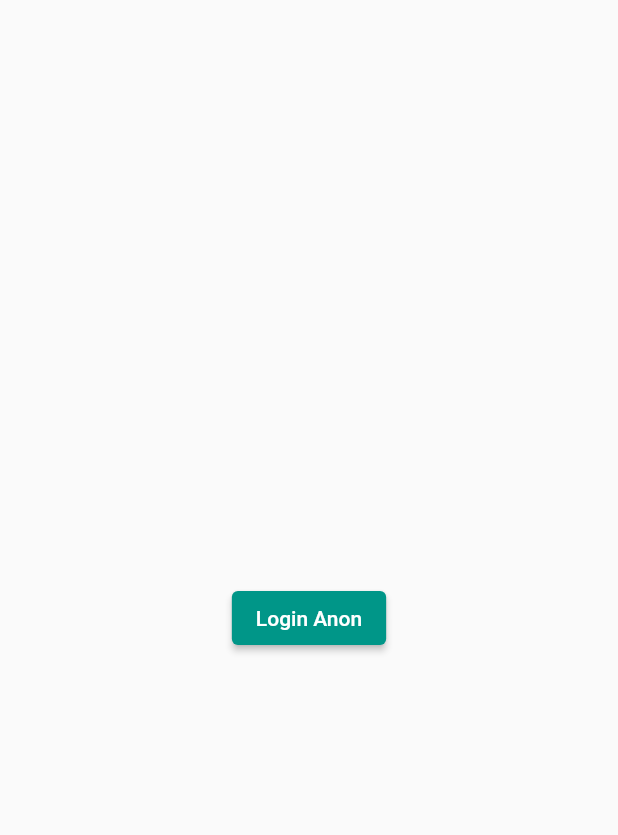
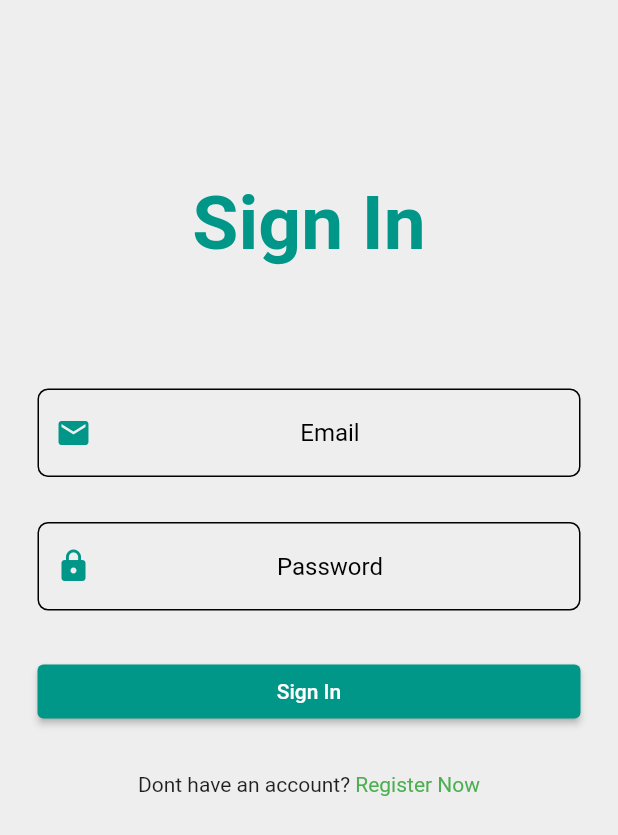
Before and after one commit to LLuque23/MAD-Homework3, a Flutter app: the screen it shows after launch, on a phone screen of 412 x 824 dp. Shown: the top 835 px of the screen. Run offline on Flutter 3.47's test engine with Material 2 defaults, Android fonts, the phone set to English and light mode, and no system bars; our stand-ins replace cloud_firestore, firebase_auth, firebase_core, font_awesome_flutter; accounts and stored records are empty.

Commit message:
Add constants.dart and snackbar.dart. Implement loginScreen

```diff
--- /dev/null
+++ b/lib/components/snackbar.dart
@@ -0,0 +1,17 @@
+import 'package:flutter/material.dart';
+
+void snackbar(BuildContext context, String alertContent, int time) {
+  ScaffoldMessenger.of(context).showSnackBar(
+    SnackBar(
+      backgroundColor: Colors.blueGrey,
+      content: Padding(
+        padding: const EdgeInsets.all(8.0),
+        child: Text(
+          alertContent,
+          textAlign: TextAlign.center,
+        ),
+      ),
+      duration: Duration(seconds: time),
+    ),
+  );
+}
--- /dev/null
+++ b/lib/constants/constants.dart
@@ -0,0 +1,20 @@
+import 'package:flutter/material.dart';
+
+const kTextFieldDecoration = InputDecoration(
+  hintText: 'Enter a value',
+  hintStyle: TextStyle(color: Colors.black),
+  contentPadding: EdgeInsets.symmetric(vertical: 20.0, horizontal: 20.0),
+  border: OutlineInputBorder(
+    borderRadius: BorderRadius.all(Radius.circular(7)),
+  ),
+  enabledBorder: OutlineInputBorder(
+    borderSide: BorderSide(color: Colors.black, width: 1.0),
+    borderRadius: BorderRadius.all(Radius.circular(7.0)),
+  ),
+  focusedBorder: OutlineInputBorder(
+    borderSide: BorderSide(color: Colors.black, width: 1.5),
+    borderRadius: BorderRadius.all(Radius.circular(7)),
+  ),
+);
+
+const kAppColor = Colors.teal;
--- a/lib/main.dart
+++ b/lib/main.dart
@@ -1,5 +1,6 @@
 import 'package:firebase_core/firebase_core.dart';
 import 'package:flutter/material.dart';
+import 'package:homework_3/constants/constants.dart';
 import 'package:homework_3/screens/home_screen.dart';
 import 'package:homework_3/screens/landing_screen.dart';
 import 'package:homework_3/screens/login_screen.dart';
@@ -20,7 +21,7 @@ class MyApp extends StatelessWidget {
       debugShowCheckedModeBanner: false,
       title: 'Midterm App',
       theme: ThemeData(
-        primarySwatch: Colors.teal,
+        primarySwatch: kAppColor,
       ),
       home: LandingScreen(),
       routes: <String, WidgetBuilder>{
--- a/lib/screens/login_screen.dart
+++ b/lib/screens/login_screen.dart
@@ -1,18 +1,149 @@
+import 'package:firebase_auth/firebase_auth.dart';
 import 'package:flutter/material.dart';
+import 'package:homework_3/components/snackbar.dart';
+import 'package:homework_3/constants/constants.dart';
 import 'package:homework_3/services/firebase_service.dart';
 
-class LoginScreen extends StatelessWidget {
+class LoginScreen extends StatefulWidget {
   const LoginScreen({Key? key}) : super(key: key);
 
   @override
+  _LoginScreenState createState() => _LoginScreenState();
+}
+
+class _LoginScreenState extends State<LoginScreen> {
+  final _formkey = GlobalKey<FormState>();
+  String email = '';
+  String password = '';
+  bool isloading = false;
+  final FirebaseService _firebaseService = FirebaseService();
+
+  @override
   Widget build(BuildContext context) {
-    return Center(
-      child: ElevatedButton(
-        onPressed: () {
-          FirebaseService().signInAnon();
-        },
-        child: const Text('Login Anon'),
-      ),
-    );
+    return isloading
+        ? const Center(
+            child: CircularProgressIndicator(
+              backgroundColor: kAppColor,
+              valueColor: AlwaysStoppedAnimation(Colors.white),
+            ),
+          )
+        : Scaffold(
+            body: Form(
+              key: _formkey,
+              child: Container(
+                height: double.infinity,
+                width: double.infinity,
+                color: Colors.grey[200],
+                child: SingleChildScrollView(
+                  padding:
+                      const EdgeInsets.symmetric(horizontal: 25, vertical: 120),
+                  child: Column(
+                    mainAxisAlignment: MainAxisAlignment.center,
+                    children: [
+                      const Text(
+                        "Sign In",
+                        style: TextStyle(
+                            fontSize: 50,
+                            color: kAppColor,
+                            fontWeight: FontWeight.bold),
+                      ),
+                      const SizedBox(height: 80),
+                      TextFormField(
+                        keyboardType: TextInputType.emailAddress,
+                        onChanged: (value) {
+                          email = value;
+                        },
+                        validator: (value) {
+                          if (value!.isEmpty) {
+                            return "Please enter Email";
+                          }
+                        },
+                        textAlign: TextAlign.center,
+                        decoration: kTextFieldDecoration.copyWith(
+                          hintText: 'Email',
+                          prefixIcon: const Icon(
+                            Icons.email,
+                            color: kAppColor,
+                          ),
+                        ),
+                      ),
+                      const SizedBox(height: 30),
+                      TextFormField(
+                        obscureText: true,
+                        validator: (value) {
+                          if (value!.isEmpty) {
+                            return "Please enter Password";
+                          }
+                        },
+                        onChanged: (value) {
+                          password = value;
+                        },
+                        textAlign: TextAlign.center,
+                        decoration: kTextFieldDecoration.copyWith(
+                            hintText: 'Password',
+                            prefixIcon: const Icon(
+                              Icons.lock,
+                              color: kAppColor,
+                            )),
+                      ),
+                      const SizedBox(height: 30),
+                      SizedBox(
+                        width: double.infinity,
+                        child: ElevatedButton(
+                          onPressed: () async {
+                            if (_formkey.currentState!.validate()) {
+                              setState(() {
+                                isloading = true;
+                              });
+                              try {
+                                await _firebaseService.loginEmailAndPassword(
+                                    email, password);
+                                snackbar(
+                                    context, 'User Successfully signed in', 3);
+                              } on FirebaseAuthException catch (e) {
+                                if (e.code == 'user-not-found') {
+                                  snackbar(context,
+                                      'No user with that email found', 3);
+                                } else if (e.code == 'wrong-password') {
+                                  snackbar(
+                                      context,
+                                      'Wrong password provided for that user.',
+                                      3);
+                                }
+                              } catch (e) {
+                                snackbar(context, e.toString(), 3);
+                              }
+                              setState(() {
+                                isloading = false;
+                              });
+                            }
+                          },
+                          child: const Text("Sign In"),
+                        ),
+                      ),
+                      const SizedBox(height: 30),
+                      Row(
+                        mainAxisAlignment: MainAxisAlignment.center,
+                        children: [
+                          const Text('Dont have an account? '),
+                          GestureDetector(
+                            child: const Text(
+                              'Register Now',
+                              style: TextStyle(
+                                color: Colors.green,
+                              ),
+                            ),
+                            onTap: () {
+                              Navigator.of(context).pushNamed('/register');
+                            },
+                          )
+                        ],
+                      )
+                    ],
+                  ),
+                ),
+              ),
+            ),
+          );
   }
 }
```
